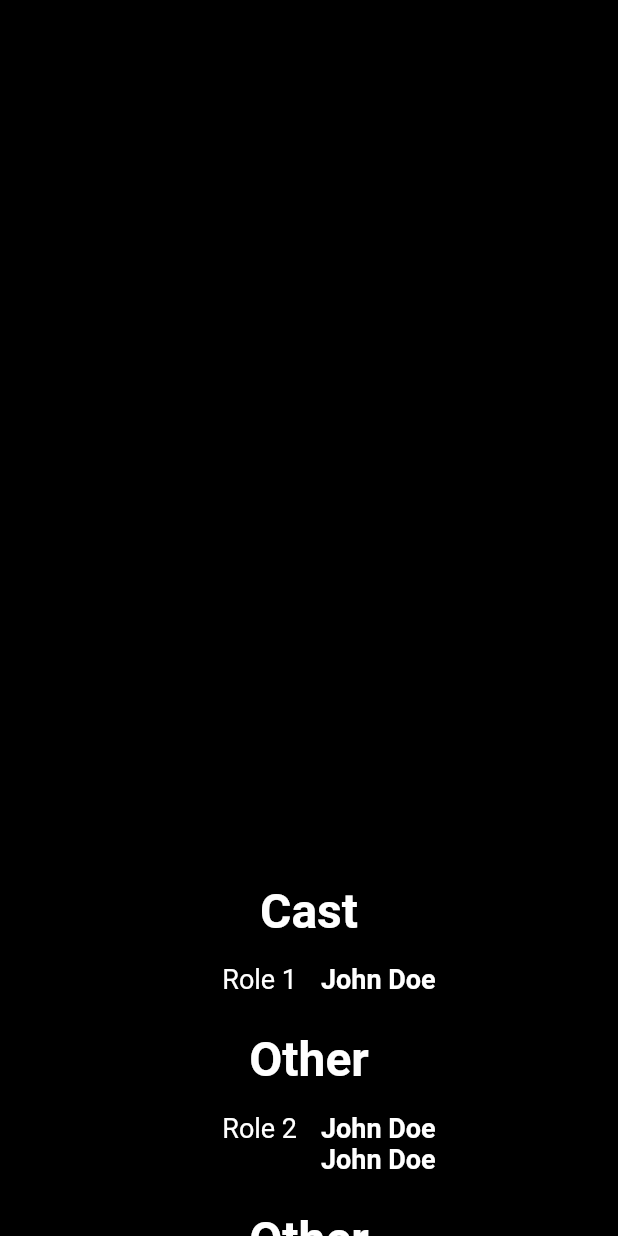
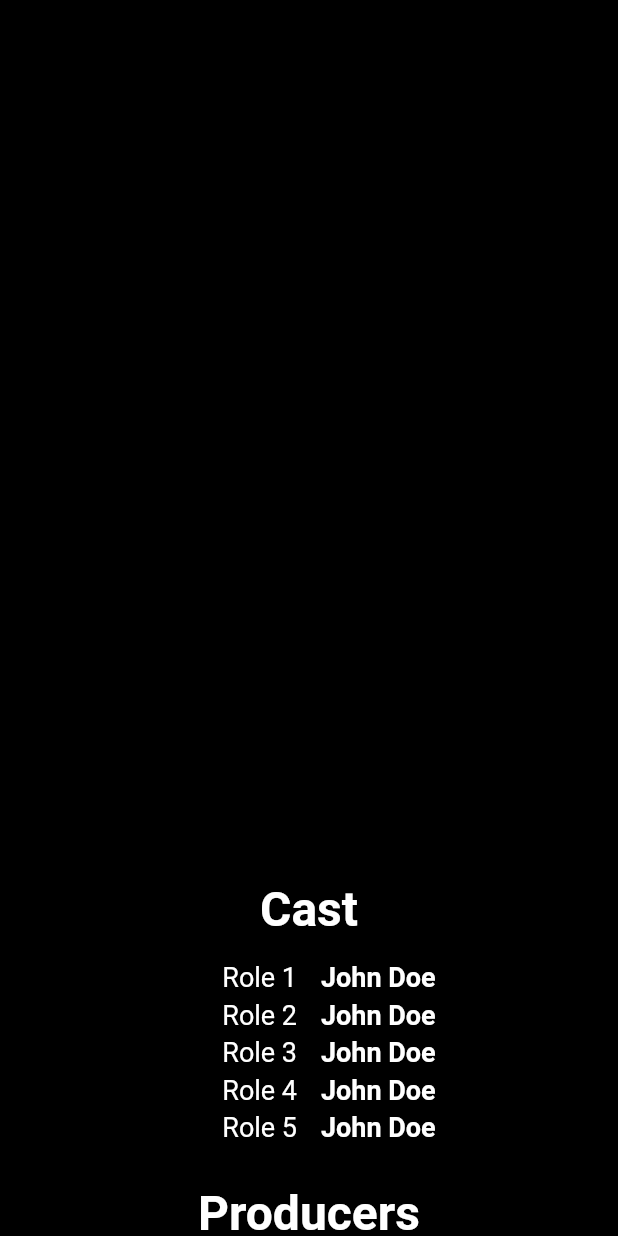
Before and after one commit to pblinux/end_credits, a Flutter app: the screen it shows after launch, on a phone screen of 412 x 824 dp. Run offline on Flutter 3.47's test engine with Material 2 defaults, Android fonts, the phone set to English and light mode, and no system bars.

```diff
--- a/example/lib/main.dart
+++ b/example/lib/main.dart
@@ -26,36 +26,34 @@ class _MyHomePageState extends State<MyHomePage> {
   @override
   Widget build(BuildContext context) {
     return Scaffold(
-        body: EndCredits(
-      [
+        body: EndCredits([
       Section(title: 'Cast', roles: [
-          Role(name: 'Role 1', crew: [Responsable('John Doe')])
+        Role(name: 'Role 1', crew: [Responsable('John Doe')]),
+        Role(name: 'Role 2', crew: [Responsable('John Doe')]),
+        Role(name: 'Role 3', crew: [Responsable('John Doe')]),
+        Role(name: 'Role 4', crew: [Responsable('John Doe')]),
+        Role(name: 'Role 5', crew: [Responsable('John Doe')]),
       ]),
-        Section(title: 'Other', roles: [
-          Role(
-              name: 'Role 2',
-              crew: [Responsable('John Doe'), Responsable('John Doe')])
+      Section(title: 'Producers', roles: [
+        Role(name: 'Executive producer', crew: [
+          Responsable('John Doe'),
+          Responsable('John Doe'),
+          Responsable('John Doe')
         ]),
-        Section(title: 'Other', roles: [
-          Role(name: 'Role 3', crew: [
-            Responsable('John Doeeeeeeeeee'),
+        Role(name: 'Producer', crew: [
           Responsable('John Doe'),
           Responsable('John Doe'),
           Responsable('John Doe')
         ])
       ]),
       Section(title: 'Other', roles: [
-          Role(name: 'Role 44444444455555555555555555555', crew: [
-            Responsable('John Doeeeeeeeeeeeeeeeeeeeeeeeeee'),
+        Role(name: 'Role', crew: [
+          Responsable('John Doe'),
           Responsable('John Doe'),
           Responsable('John Doe'),
           Responsable('John Doe')
         ])
       ])
-      ],
-      onScrollChange: (offset) {
-        print(offset);
-      },
-    ));
+    ]));
   }
 }
--- a/lib/src/credits.dart
+++ b/lib/src/credits.dart
@@ -46,13 +46,25 @@ class EndCredits extends StatefulWidget {
   ///Event for position change
   final OnScrollChange onScrollChange;
 
+  ///Responsable text style
+  final TextStyle responsableTextStyle;
+
+  ///Role text style
+  final TextStyle roleTextStyle;
+
+  ///Section title style
+  final TextStyle titleTextStyle;
+
   ///Main constructor
   EndCredits(this.sections,
       {this.backgroundColor = Colors.black,
       this.curve = Curves.linear,
       this.delay = Duration.zero,
       this.onScrollChange,
-      this.speedFactor = normalSpeedFactor});
+      this.responsableTextStyle = defaultResponsableStyle,
+      this.roleTextStyle = defaultRoleStyle,
+      this.speedFactor = normalSpeedFactor,
+      this.titleTextStyle = defaultTitleStyle});
 
   @override
   _EndCreditsState createState() => _EndCreditsState();
@@ -96,6 +108,7 @@ class _EndCreditsState extends State<EndCredits> {
             onTapUp: (details) => _toggle(),
             onTapCancel: _toggle,
             child: SingleChildScrollView(
+              physics: NeverScrollableScrollPhysics(),
                 controller: _scrollController,
                 child: Container(
                     padding: EdgeInsets.only(
@@ -105,12 +118,17 @@ class _EndCreditsState extends State<EndCredits> {
                         crossAxisAlignment: CrossAxisAlignment.center,
                         children: <Widget>[
                           for (var section in widget.sections)
-                            SectionWidget(section)
+                            SectionWidget(section,
+                                responsableStyle: widget.responsableTextStyle,
+                                roleStyle: widget.roleTextStyle,
+                                titleStyle: widget.titleTextStyle)
                         ])))));
   }
 
   void _onScrollChanged() {
-    widget.onScrollChange(_scrollController.offset);
+    if (widget.onScrollChange != null) {
+      widget.onScrollChange(_scrollController.offset);
+    }
     if (_scrollController.offset >=
             _scrollController.position.maxScrollExtent &&
         !_scrollController.position.outOfRange) {
--- a/lib/src/section.dart
+++ b/lib/src/section.dart
@@ -30,9 +30,7 @@ class SectionWidget extends StatefulWidget {
 
   ///Main constructor
   SectionWidget(this.section,
-      {this.responsableStyle = defaultResponsableStyle,
-      this.roleStyle = defaultRoleStyle,
-      this.titleStyle = defaultTitleStyle});
+      {this.responsableStyle, this.roleStyle, this.titleStyle});
 
   @override
   _SectionWidgetState createState() => _SectionWidgetState();
@@ -48,15 +46,16 @@ class _SectionWidgetState extends State<SectionWidget> {
           Text(widget.section.title, style: widget.titleStyle),
           SizedBox(height: 16.0),
           for (var role in widget.section.roles)
-            IntrinsicHeight(
+            Container(
+              margin: EdgeInsets.only(bottom: role.crew.length > 1 ? 8.0 : 0.0),
+              child: IntrinsicHeight(
                   child: Row(
                       mainAxisAlignment: MainAxisAlignment.center,
                       crossAxisAlignment: CrossAxisAlignment.stretch,
                       children: <Widget>[
                     Expanded(
                         child: Text(role.name,
-                        style: widget.roleStyle, textAlign: TextAlign.end),
-                  ),
+                            style: widget.roleStyle, textAlign: TextAlign.end)),
                     SizedBox(width: 16.0),
                     Expanded(
                         child: Column(
@@ -64,11 +63,14 @@ class _SectionWidgetState extends State<SectionWidget> {
                             crossAxisAlignment: CrossAxisAlignment.start,
                             children: <Widget>[
                           for (var person in role.crew)
-                          Text(person.name,
+                            Container(
+                                margin: const EdgeInsets.only(bottom: 4.0),
+                                child: Text(person.name,
                                     style: widget.responsableStyle,
-                              textAlign: TextAlign.start)
+                                    textAlign: TextAlign.start))
                         ]))
-                ]))
+                  ])),
+            )
         ]));
   }
 }
```
Also changed, not shown: images/end_credits.gif (added), 1 other file. Lines whose indentation alone changed are shown as unchanged.
